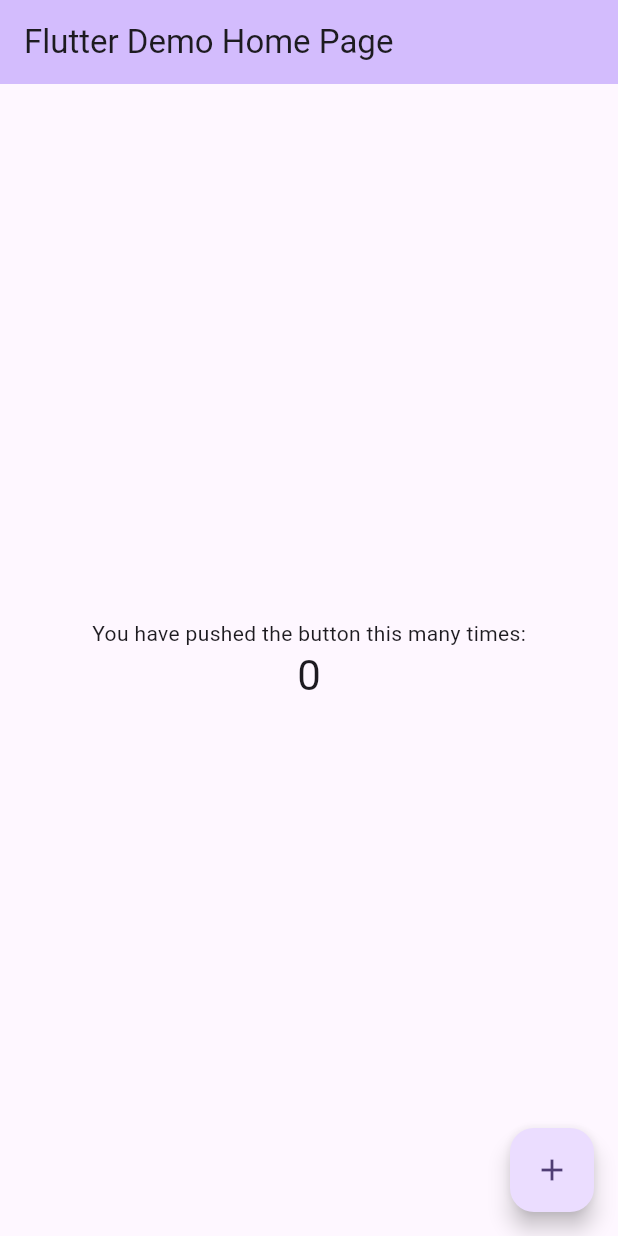
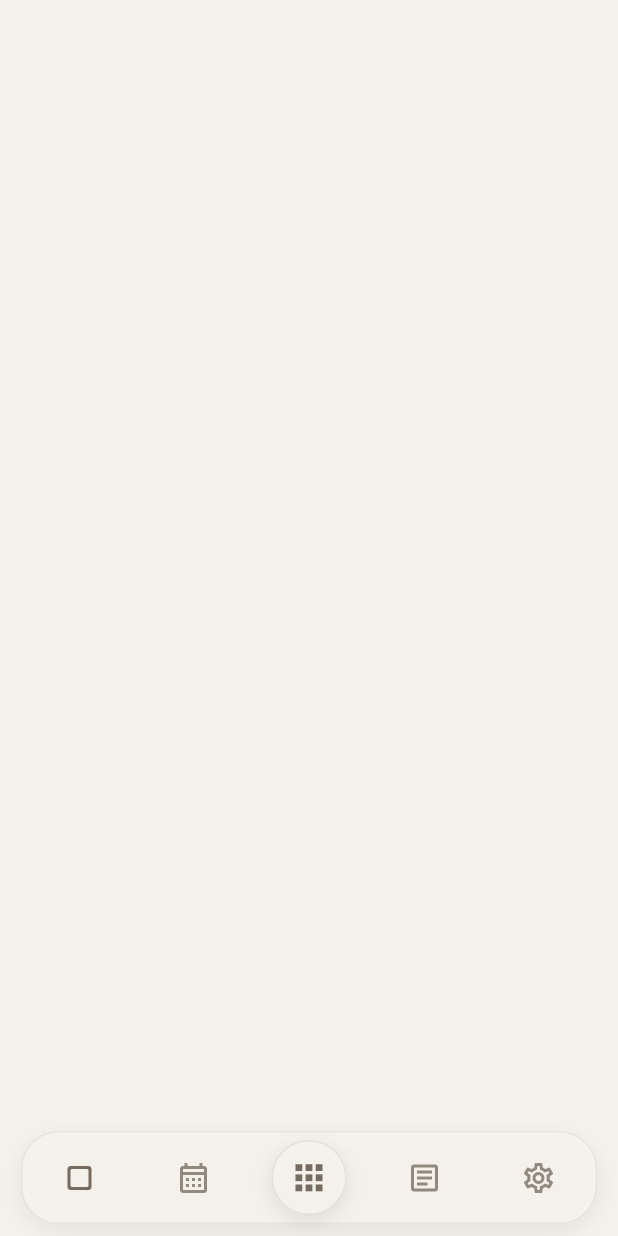
Before and after one commit to AAasafef/Dashboard, a Flutter app: the screen it shows after launch, on a phone screen of 412 x 824 dp. Run offline on Flutter 3.47's test engine with Material 3 defaults, Android fonts, the phone set to English and light mode, and no system bars.

Commit message:
Replace Flutter demo with CIANTIS dashboard foundation

```diff
--- a/lib/main.dart
+++ b/lib/main.dart
@@ -1,121 +1,92 @@
 import 'package:flutter/material.dart';
+import 'widgets/ciantis_bottom_nav.dart';
 
 void main() {
-  runApp(const MyApp());
+  runApp(const CiantisDashboardApp());
 }
 
-class MyApp extends StatelessWidget {
-  const MyApp({super.key});
+class CiantisDashboardApp extends StatelessWidget {
+  const CiantisDashboardApp({super.key});
 
-  // This widget is the root of your application.
   @override
   Widget build(BuildContext context) {
     return MaterialApp(
-      title: 'Flutter Demo',
+      debugShowCheckedModeBanner: false,
+      title: 'CIANTIS Dashboard',
       theme: ThemeData(
-        // This is the theme of your application.
-        //
-        // TRY THIS: Try running your application with "flutter run". You'll see
-        // the application has a purple toolbar. Then, without quitting the app,
-        // try changing the seedColor in the colorScheme below to Colors.green
-        // and then invoke "hot reload" (save your changes or press the "hot
-        // reload" button in a Flutter-supported IDE, or press "r" if you used
-        // the command line to start the app).
-        //
-        // Notice that the counter didn't reset back to zero; the application
-        // state is not lost during the reload. To reset the state, use hot
-        // restart instead.
-        //
-        // This works for code too, not just values: Most code changes can be
-        // tested with just a hot reload.
-        colorScheme: .fromSeed(seedColor: Colors.deepPurple),
+        useMaterial3: true,
+        scaffoldBackgroundColor: const Color(0xFFF5F1EB),
       ),
-      home: const MyHomePage(title: 'Flutter Demo Home Page'),
+      home: const DashboardScreen(),
     );
   }
 }
 
-class MyHomePage extends StatefulWidget {
-  const MyHomePage({super.key, required this.title});
-
-  // This widget is the home page of your application. It is stateful, meaning
-  // that it has a State object (defined below) that contains fields that affect
-  // how it looks.
-
-  // This class is the configuration for the state. It holds the values (in this
-  // case the title) provided by the parent (in this case the App widget) and
-  // used by the build method of the State. Fields in a Widget subclass are
-  // always marked "final".
-
-  final String title;
+class DashboardScreen extends StatefulWidget {
+  const DashboardScreen({super.key});
 
   @override
-  State<MyHomePage> createState() => _MyHomePageState();
+  State<DashboardScreen> createState() => _DashboardScreenState();
 }
 
-class _MyHomePageState extends State<MyHomePage> {
-  int _counter = 0;
+class _DashboardScreenState extends State<DashboardScreen> {
+  static const Color _pageColor = Color(0xFFF5F1EB);
 
-  void _incrementCounter() {
-    setState(() {
-      // This call to setState tells the Flutter framework that something has
-      // changed in this State, which causes it to rerun the build method below
-      // so that the display can reflect the updated values. If we changed
-      // _counter without calling setState(), then the build method would not be
-      // called again, and so nothing would appear to happen.
-      _counter++;
-    });
+  int _currentIndex = 0;
+  bool _navVisible = true;
+  double _lastOffset = 0;
+
+  bool _handleScroll(ScrollNotification notification) {
+    if (notification is ScrollUpdateNotification) {
+      final offset = notification.metrics.pixels;
+
+      if (offset <= 4) {
+        if (!_navVisible) setState(() => _navVisible = true);
+      } else if (offset > _lastOffset + 3) {
+        if (_navVisible) setState(() => _navVisible = false);
+      } else if (offset < _lastOffset - 3) {
+        if (!_navVisible) setState(() => _navVisible = true);
+      }
+
+      _lastOffset = offset;
+    }
+    return false;
   }
 
   @override
   Widget build(BuildContext context) {
-    // This method is rerun every time setState is called, for instance as done
-    // by the _incrementCounter method above.
-    //
-    // The Flutter framework has been optimized to make rerunning build methods
-    // fast, so that you can just rebuild anything that needs updating rather
-    // than having to individually change instances of widgets.
     return Scaffold(
-      appBar: AppBar(
-        // TRY THIS: Try changing the color here to a specific color (to
-        // Colors.amber, perhaps?) and trigger a hot reload to see the AppBar
-        // change color while the other colors stay the same.
-        backgroundColor: Theme.of(context).colorScheme.inversePrimary,
-        // Here we take the value from the MyHomePage object that was created by
-        // the App.build method, and use it to set our appbar title.
-        title: Text(widget.title),
-      ),
-      body: Center(
-        // Center is a layout widget. It takes a single child and positions it
-        // in the middle of the parent.
-        child: Column(
-          // Column is also a layout widget. It takes a list of children and
-          // arranges them vertically. By default, it sizes itself to fit its
-          // children horizontally, and tries to be as tall as its parent.
-          //
-          // Column has various properties to control how it sizes itself and
-          // how it positions its children. Here we use mainAxisAlignment to
-          // center the children vertically; the main axis here is the vertical
-          // axis because Columns are vertical (the cross axis would be
-          // horizontal).
-          //
-          // TRY THIS: Invoke "debug painting" (choose the "Toggle Debug Paint"
-          // action in the IDE, or press "p" in the console), to see the
-          // wireframe for each widget.
-          mainAxisAlignment: .center,
-          children: [
-            const Text('You have pushed the button this many times:'),
-            Text(
-              '$_counter',
-              style: Theme.of(context).textTheme.headlineMedium,
+      backgroundColor: _pageColor,
+      body: Stack(
+        children: [
+          NotificationListener<ScrollNotification>(
+            onNotification: _handleScroll,
+            child: ListView(
+              physics: const BouncingScrollPhysics(),
+              padding: const EdgeInsets.only(bottom: 100),
+              children: const [
+                // Intentionally empty for now. Dashboard content comes next.
+                SizedBox(height: 1100),
+              ],
             ),
-          ],
-        ),
-      ),
-      floatingActionButton: FloatingActionButton(
-        onPressed: _incrementCounter,
-        tooltip: 'Increment',
-        child: const Icon(Icons.add),
+          ),
+          Positioned(
+            left: 0,
+            right: 0,
+            bottom: 0,
+            child: SafeArea(
+              top: false,
+              child: CiantisBottomNav(
+                currentIndex: _currentIndex,
+                visible: _navVisible,
+                surfaceColor: _pageColor,
+                onTap: (index) {
+                  setState(() => _currentIndex = index);
+                },
+              ),
+            ),
+          ),
+        ],
       ),
     );
   }
```
